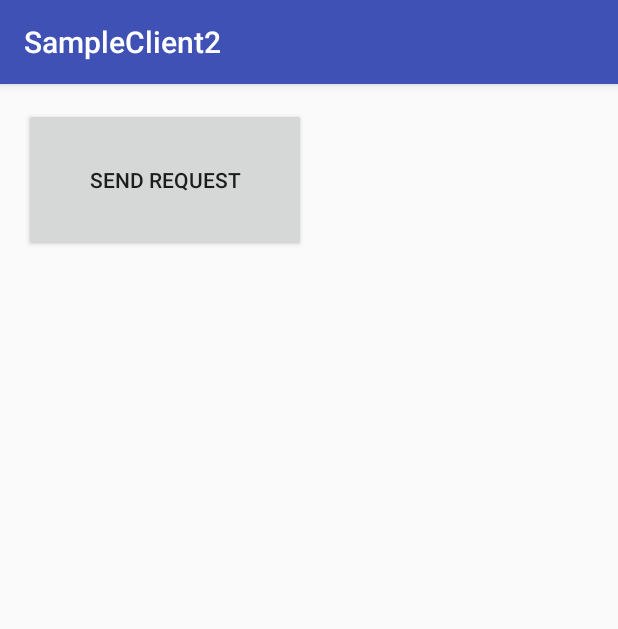
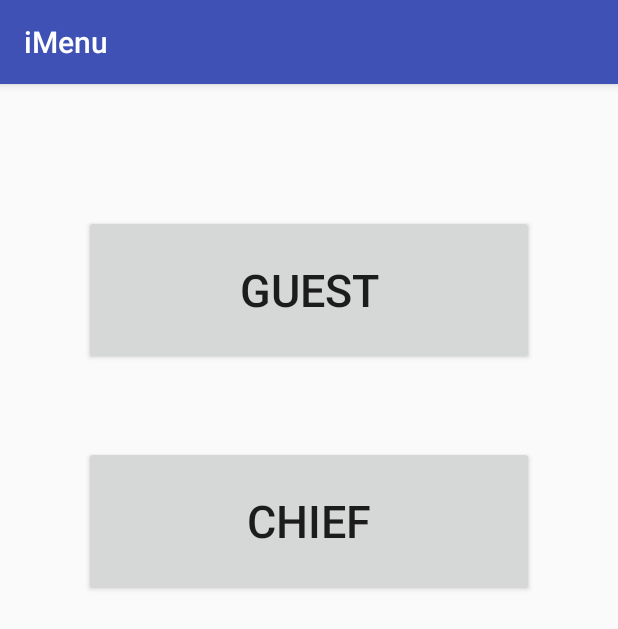
Before and after one commit to HusseinReda/SampleClient, an Android app: the screen it shows after launch (HttpGetRequestActivity), on a phone screen of 412 x 824 dp. Shown: the top 629 px of the screen. Run offline under Robolectric (Android 15) with nearby library versions, the phone set to English and light mode, and no system bars.

Commit message:
New welcome page and choosing table numbers

```diff
--- a/app/src/main/java/com/imenu/sampleclient2/controller/HttpGetRequestActivity.java
+++ b/app/src/main/java/com/imenu/sampleclient2/controller/HttpGetRequestActivity.java
@@ -22,13 +22,12 @@ public class HttpGetRequestActivity extends AppCompatActivity {
     protected void onCreate(Bundle savedInstanceState) {
         super.onCreate(savedInstanceState);
         setContentView(R.layout.activity_main);
-        Button sendingButton = (Button) findViewById(R.id.sendingButton);
+        Button sendingButton = (Button) findViewById(R.id.guest_button);
 
         sendingButton.setOnClickListener(new View.OnClickListener() {
             @Override
             public void onClick(View view) {
-//                new HttpGetRequest().execute();
-                Intent intent = new Intent(context,MealsGetRequestActivity.class);
+                Intent intent = new Intent(context,TableNumbersActivity.class);
                 startActivity(intent);
             }
         });
--- a/app/src/main/res/layout/activity_main.xml
+++ b/app/src/main/res/layout/activity_main.xml
@@ -10,13 +10,27 @@
     tools:context=".controller.HttpGetRequestActivity">
 
     <Button
-        style="?android:attr/buttonStyleSmall"
-        android:layout_width="188dp"
-        android:layout_height="96dp"
-        android:text="Send request"
-        android:id="@+id/sendingButton"
-        android:layout_row="15"
-        android:layout_column="15"
-        android:layout_alignParentLeft="true"
-        android:layout_alignParentStart="true" />
+        android:layout_width="wrap_content"
+        android:layout_height="wrap_content"
+        android:text="Guest"
+        android:id="@+id/guest_button"
+        android:layout_alignParentTop="true"
+        android:layout_centerHorizontal="true"
+        android:layout_marginTop="71dp"
+        android:height="100dp"
+        android:textSize="30dp"
+        android:width="300dp" />
+
+    <Button
+        android:layout_width="wrap_content"
+        android:layout_height="wrap_content"
+        android:text="Chief"
+        android:id="@+id/chief_button"
+        android:height="100dp"
+        android:textSize="30dp"
+        android:width="300dp"
+        android:layout_marginTop="54dp"
+        android:layout_below="@+id/guest_button"
+        android:layout_alignLeft="@+id/guest_button"
+        android:layout_alignStart="@+id/guest_button" />
 </RelativeLayout>
--- a/app/src/main/res/values/strings.xml
+++ b/app/src/main/res/values/strings.xml
@@ -1,5 +1,5 @@
 <resources>
-    <string name="app_name">SampleClient2</string>
+    <string name="app_name">iMenu</string>
     <string name="url">http://imenu.elasticbeanstalk.com/</string>
     <string name="title_activity_main2">Main2Activity</string>
 
```
Also changed, not shown: app/src/main/AndroidManifest.xml (+2 -5 lines), app/src/main/java/com/imenu/sampleclient2/controller/MealsGetRequestActivity.java (+10 -10 lines), app/src/main/java/com/imenu/sampleclient2/controller/OrderPostRequestActivity.java (+55 -55 lines), app/src/main/java/com/imenu/sampleclient2/controller/TableNumbersActivity.java (added, +48 -0 lines), app/src/main/res/layout/activity_table_numbers.xml (added, +86 -0 lines).
